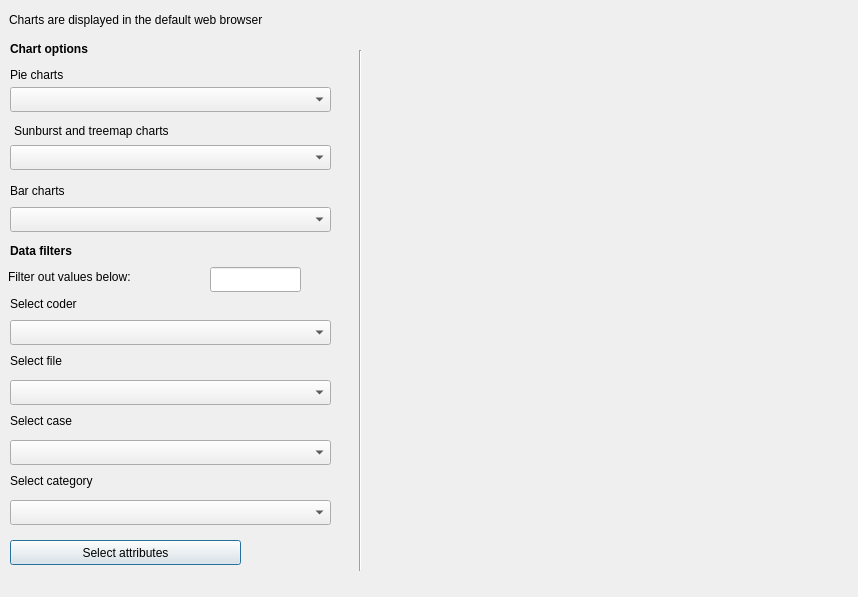
The window that GUI_UIs/ui_dialog_charts.ui (ccbogel/QualCoder) describes before a commit, drawn with Qt 5.
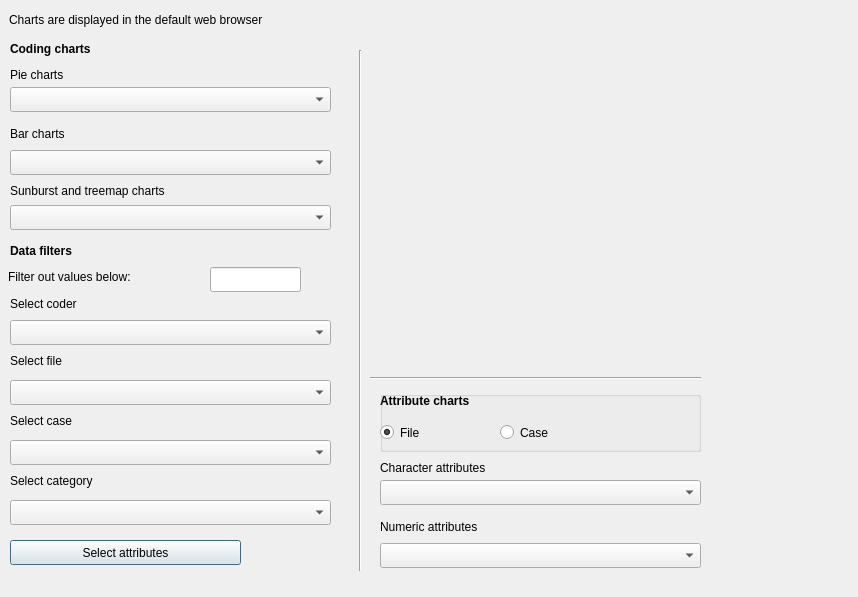
The same window after the commit.

Patch:
```diff
--- a/GUI_UIs/ui_dialog_charts.ui
+++ b/GUI_UIs/ui_dialog_charts.ui
@@ -43,7 +43,7 @@
    <property name="geometry">
     <rect>
      <x>10</x>
-     <y>180</y>
+     <y>123</y>
      <width>291</width>
      <height>22</height>
     </rect>
@@ -66,7 +66,7 @@
    <property name="geometry">
     <rect>
      <x>10</x>
-     <y>207</y>
+     <y>150</y>
      <width>321</width>
      <height>25</height>
     </rect>
@@ -76,7 +76,7 @@
    <property name="geometry">
     <rect>
      <x>10</x>
-     <y>145</y>
+     <y>205</y>
      <width>321</width>
      <height>25</height>
     </rect>
@@ -85,8 +85,8 @@
   <widget class="QLabel" name="label_hierarchy">
    <property name="geometry">
     <rect>
-     <x>14</x>
-     <y>120</y>
+     <x>10</x>
+     <y>180</y>
      <width>291</width>
      <height>22</height>
     </rect>
@@ -249,7 +249,7 @@
     </font>
    </property>
    <property name="text">
-    <string>&lt;b&gt;Chart options&lt;/b&gt;</string>
+    <string>&lt;b&gt;Coding charts&lt;/b&gt;</string>
    </property>
   </widget>
   <widget class="QComboBox" name="comboBox_category">
@@ -288,6 +288,132 @@
     <enum>Qt::Vertical</enum>
    </property>
   </widget>
+  <widget class="QLabel" name="label_chart_attributes">
+   <property name="geometry">
+    <rect>
+     <x>380</x>
+     <y>390</y>
+     <width>261</width>
+     <height>22</height>
+    </rect>
+   </property>
+   <property name="font">
+    <font>
+     <weight>50</weight>
+     <bold>false</bold>
+    </font>
+   </property>
+   <property name="text">
+    <string>&lt;b&gt;Attribute charts&lt;/b&gt;</string>
+   </property>
+  </widget>
+  <widget class="QLabel" name="label_num_attr">
+   <property name="geometry">
+    <rect>
+     <x>380</x>
+     <y>516</y>
+     <width>291</width>
+     <height>22</height>
+    </rect>
+   </property>
+   <property name="text">
+    <string>Numeric attributes</string>
+   </property>
+  </widget>
+  <widget class="QLabel" name="label_char_attr">
+   <property name="geometry">
+    <rect>
+     <x>380</x>
+     <y>457</y>
+     <width>291</width>
+     <height>22</height>
+    </rect>
+   </property>
+   <property name="text">
+    <string>Character attributes</string>
+   </property>
+  </widget>
+  <widget class="QComboBox" name="comboBox_num_attributes">
+   <property name="geometry">
+    <rect>
+     <x>380</x>
+     <y>543</y>
+     <width>321</width>
+     <height>25</height>
+    </rect>
+   </property>
+  </widget>
+  <widget class="QComboBox" name="comboBox_char_attributes">
+   <property name="geometry">
+    <rect>
+     <x>380</x>
+     <y>480</y>
+     <width>321</width>
+     <height>25</height>
+    </rect>
+   </property>
+  </widget>
+  <widget class="Line" name="line_2">
+   <property name="geometry">
+    <rect>
+     <x>370</x>
+     <y>370</y>
+     <width>331</width>
+     <height>16</height>
+    </rect>
+   </property>
+   <property name="orientation">
+    <enum>Qt::Horizontal</enum>
+   </property>
+  </widget>
+  <widget class="QGroupBox" name="groupBox">
+   <property name="geometry">
+    <rect>
+     <x>380</x>
+     <y>391</y>
+     <width>321</width>
+     <height>61</height>
+    </rect>
+   </property>
+   <property name="maximumSize">
+    <size>
+     <width>16777215</width>
+     <height>16777215</height>
+    </size>
+   </property>
+   <property name="title">
+    <string/>
+   </property>
+   <widget class="QRadioButton" name="radioButton_file">
+    <property name="geometry">
+     <rect>
+      <x>0</x>
+      <y>30</y>
+      <width>112</width>
+      <height>23</height>
+     </rect>
+    </property>
+    <property name="text">
+     <string>File</string>
+    </property>
+    <property name="checked">
+     <bool>true</bool>
+    </property>
+   </widget>
+   <widget class="QRadioButton" name="radioButton_case">
+    <property name="geometry">
+     <rect>
+      <x>120</x>
+      <y>30</y>
+      <width>112</width>
+      <height>23</height>
+     </rect>
+    </property>
+    <property name="text">
+     <string>Case</string>
+    </property>
+   </widget>
+  </widget>
  </widget>
  <resources/>
  <connections/>
```
